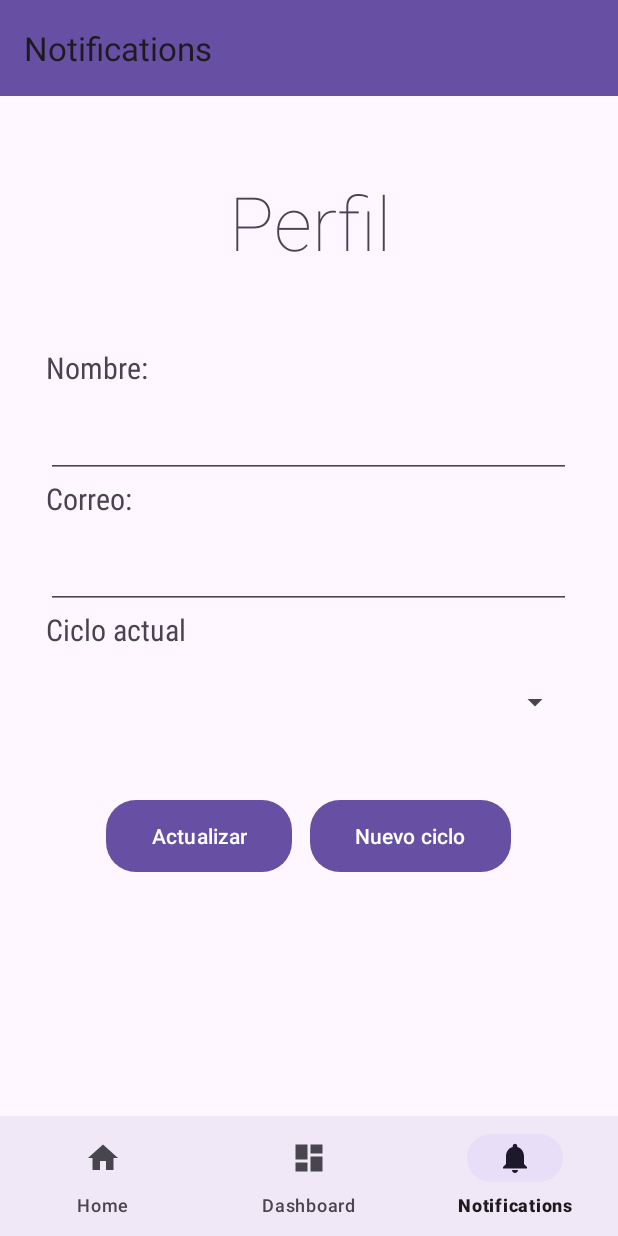
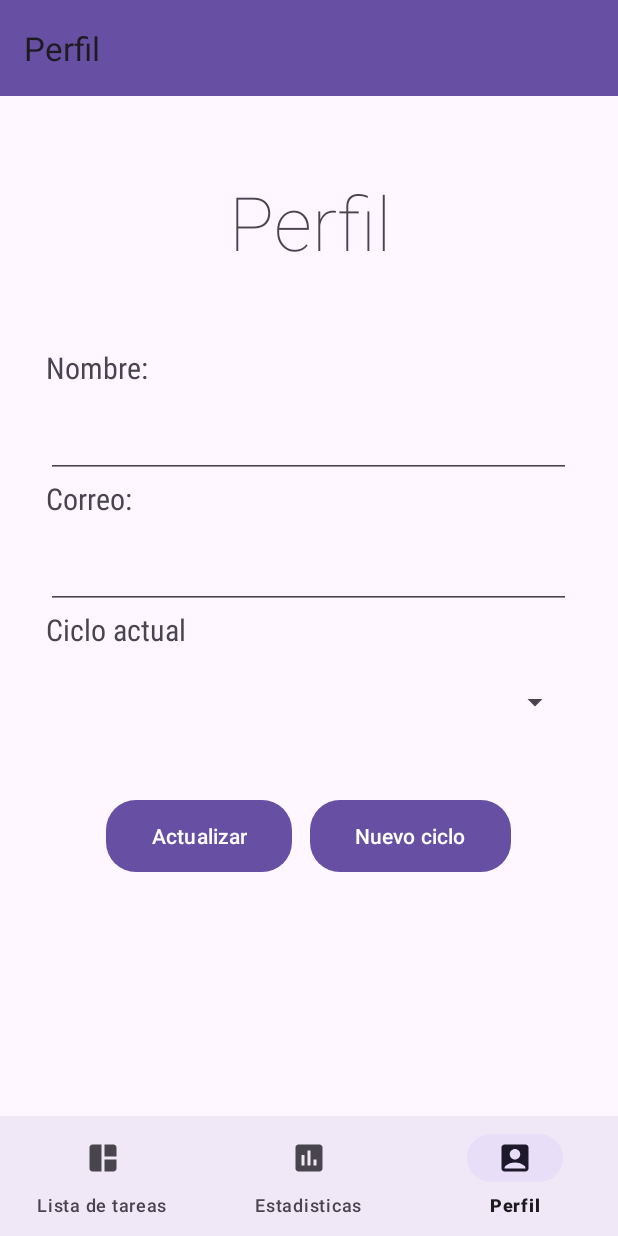
Before and after one commit to MarkiHub/Equipo5_proyectoFinal, an Android app built with Jetpack Compose: the NavActivity screen opened directly, with no data from a screen before it, item 3 of the bottom bar chosen, on a phone screen of 412 x 824 dp. Run offline under Robolectric (Android 15) with nearby library versions, the phone set to English and light mode, and no system bars; our stand-ins replace navigation-ui.

Commit message:
feat: iconos nav

```diff
--- /dev/null
+++ b/Equipo5_proyectoFinal/app/src/main/res/drawable/baseline_account_box_24.xml
@@ -0,0 +1,5 @@
+<vector xmlns:android="http://schemas.android.com/apk/res/android" android:height="24dp" android:tint="#000000" android:viewportHeight="24" android:viewportWidth="24" android:width="24dp">
+
+    <path android:fillColor="@android:color/white" android:pathData="M19,3H5C3.9,3 3,3.9 3,5v14c0,1.1 0.9,2 2,2h14c1.1,0 2,-0.9 2,-2V5C21,3.9 20.1,3 19,3zM12,6c1.93,0 3.5,1.57 3.5,3.5c0,1.93 -1.57,3.5 -3.5,3.5s-3.5,-1.57 -3.5,-3.5C8.5,7.57 10.07,6 12,6zM19,19H5v-0.23c0,-0.62 0.28,-1.2 0.76,-1.58C7.47,15.82 9.64,15 12,15s4.53,0.82 6.24,2.19c0.48,0.38 0.76,0.97 0.76,1.58V19z"/>
+
+</vector>
--- /dev/null
+++ b/Equipo5_proyectoFinal/app/src/main/res/drawable/baseline_assessment_24.xml
@@ -0,0 +1,5 @@
+<vector xmlns:android="http://schemas.android.com/apk/res/android" android:height="24dp" android:tint="#000000" android:viewportHeight="24" android:viewportWidth="24" android:width="24dp">
+
+    <path android:fillColor="@android:color/white" android:pathData="M19,3L5,3c-1.1,0 -2,0.9 -2,2v14c0,1.1 0.9,2 2,2h14c1.1,0 2,-0.9 2,-2L21,5c0,-1.1 -0.9,-2 -2,-2zM9,17L7,17v-7h2v7zM13,17h-2L11,7h2v10zM17,17h-2v-4h2v4z"/>
+
+</vector>
--- /dev/null
+++ b/Equipo5_proyectoFinal/app/src/main/res/drawable/baseline_auto_awesome_mosaic_24.xml
@@ -0,0 +1,5 @@
+<vector xmlns:android="http://schemas.android.com/apk/res/android" android:height="24dp" android:tint="#000000" android:viewportHeight="24" android:viewportWidth="24" android:width="24dp">
+
+    <path android:fillColor="@android:color/white" android:pathData="M3,5v14c0,1.1 0.89,2 2,2h6L11,3L5,3c-1.11,0 -2,0.9 -2,2zM19,3h-6v8h8L21,5c0,-1.1 -0.9,-2 -2,-2zM13,21h6c1.1,0 2,-0.9 2,-2v-6h-8v8z"/>
+
+</vector>
--- a/Equipo5_proyectoFinal/app/src/main/res/menu/bottom_nav_menu.xml
+++ b/Equipo5_proyectoFinal/app/src/main/res/menu/bottom_nav_menu.xml
@@ -3,17 +3,17 @@
 
     <item
         android:id="@+id/navigation_home"
-        android:icon="@drawable/ic_home_black_24dp"
-        android:title="@string/title_home" />
+        android:icon="@drawable/baseline_auto_awesome_mosaic_24"
+        android:title="Lista de tareas" />
 
     <item
         android:id="@+id/navigation_dashboard"
-        android:icon="@drawable/ic_dashboard_black_24dp"
-        android:title="@string/title_dashboard" />
+        android:icon="@drawable/baseline_assessment_24"
+        android:title="Estadisticas" />
 
     <item
         android:id="@+id/navigation_notifications"
-        android:icon="@drawable/ic_notifications_black_24dp"
-        android:title="@string/title_notifications" />
+        android:icon="@drawable/baseline_account_box_24"
+        android:title="Perfil" />
 
 </menu>
--- a/Equipo5_proyectoFinal/app/src/main/res/navigation/mobile_navigation.xml
+++ b/Equipo5_proyectoFinal/app/src/main/res/navigation/mobile_navigation.xml
@@ -8,18 +8,18 @@
     <fragment
         android:id="@+id/navigation_home"
         android:name="lopez.marcos.equipo5_proyectofinal.ui.home.HomeFragment"
-        android:label="@string/title_home"
+        android:label="Lista de tareas"
         tools:layout="@layout/fragment_home" />
 
     <fragment
         android:id="@+id/navigation_dashboard"
         android:name="lopez.marcos.equipo5_proyectofinal.ui.dashboard.DashboardFragment"
-        android:label="@string/title_dashboard"
+        android:label="Estadisticas"
         tools:layout="@layout/fragment_dashboard" />
 
     <fragment
         android:id="@+id/navigation_notifications"
         android:name="lopez.marcos.equipo5_proyectofinal.ui.notifications.NotificationsFragment"
-        android:label="@string/title_notifications"
+        android:label="Perfil"
         tools:layout="@layout/fragment_notifications" />
 </navigation>
```
